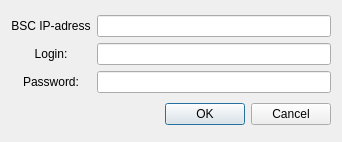
Above: settings.ui from SSemenkin/Report before the change. Below: the same form after it.
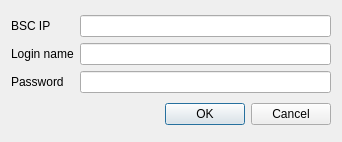
That is the form after the change.

```diff
--- a/settings.ui
+++ b/settings.ui
@@ -19,30 +19,30 @@
      <item>
       <widget class="QLabel" name="label">
        <property name="text">
-        <string>BSC IP-adress</string>
+        <string>BSC IP</string>
        </property>
        <property name="alignment">
-        <set>Qt::AlignCenter</set>
+        <set>Qt::AlignLeading|Qt::AlignLeft|Qt::AlignVCenter</set>
        </property>
       </widget>
      </item>
      <item>
       <widget class="QLabel" name="label_2">
        <property name="text">
-        <string>Login:</string>
+        <string>Login name</string>
        </property>
        <property name="alignment">
-        <set>Qt::AlignCenter</set>
+        <set>Qt::AlignLeading|Qt::AlignLeft|Qt::AlignVCenter</set>
        </property>
       </widget>
      </item>
      <item>
       <widget class="QLabel" name="label_3">
        <property name="text">
-        <string>Password:</string>
+        <string>Password</string>
        </property>
        <property name="alignment">
-        <set>Qt::AlignCenter</set>
+        <set>Qt::AlignLeading|Qt::AlignLeft|Qt::AlignVCenter</set>
        </property>
       </widget>
      </item>
```
